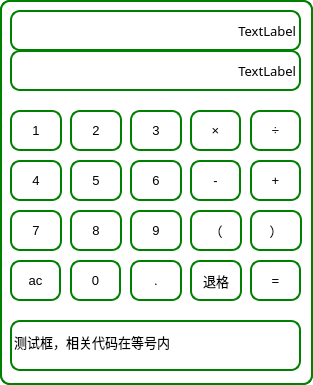
First picture: the form in mainwindow.ui, repository hoixding/-, before the edit.
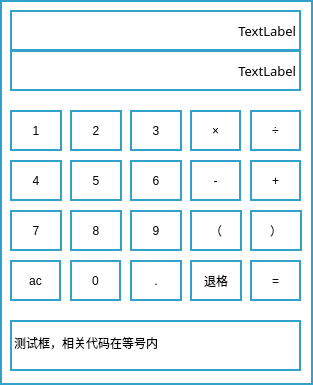
Second picture: the form after the edit.

Commit message: 修正小数点按键功能，尝试调整ui界面，恢复结果放大功能

```diff
--- a/mainwindow.ui
+++ b/mainwindow.ui
@@ -18,10 +18,10 @@
   </property>
   <property name="styleSheet">
    <string notr="true">background-color:white;
-border:2px solid green;
-border-radius:10px;
+border:2px solid rgb(51, 161, 201);
+border-radius:0px;
 
-font:10pt;</string>
+</string>
   </property>
   <widget class="QWidget" name="centralwidget">
    <widget class="QPushButton" name="B4">
@@ -34,11 +34,7 @@
      </rect>
     </property>
     <property name="styleSheet">
-     <string notr="true">background-color:white;
-border:2px solid green;
-border-radius:10px;
-
-font:10pt;</string>
+     <string notr="true"/>
     </property>
     <property name="text">
      <string>4</string>
@@ -54,11 +50,7 @@
      </rect>
     </property>
     <property name="styleSheet">
-     <string notr="true">background-color:white;
-border:2px solid green;
-border-radius:10px;
-
-font:10pt;</string>
+     <string notr="true"/>
     </property>
     <property name="text">
      <string>6</string>
@@ -74,11 +66,7 @@
      </rect>
     </property>
     <property name="styleSheet">
-     <string notr="true">background-color:white;
-border:2px solid green;
-border-radius:10px;
-
-font:10pt;</string>
+     <string notr="true"/>
     </property>
     <property name="text">
      <string>1</string>
@@ -94,11 +82,7 @@
      </rect>
     </property>
     <property name="styleSheet">
-     <string notr="true">background-color:white;
-border:2px solid green;
-border-radius:10px;
-
-font:10pt;</string>
+     <string notr="true"/>
     </property>
     <property name="text">
      <string>2</string>
@@ -114,11 +98,7 @@
      </rect>
     </property>
     <property name="styleSheet">
-     <string notr="true">background-color:white;
-border:2px solid green;
-border-radius:10px;
-
-font:10pt;</string>
+     <string notr="true"/>
     </property>
     <property name="text">
      <string>5</string>
@@ -134,11 +114,7 @@
      </rect>
     </property>
     <property name="styleSheet">
-     <string notr="true">background-color:white;
-border:2px solid green;
-border-radius:10px;
-
-font:10pt;</string>
+     <string notr="true"/>
     </property>
     <property name="text">
      <string>3</string>
@@ -154,11 +130,7 @@
      </rect>
     </property>
     <property name="styleSheet">
-     <string notr="true">background-color:white;
-border:2px solid green;
-border-radius:10px;
-
-font:10pt;</string>
+     <string notr="true"/>
     </property>
     <property name="text">
      <string>7</string>
@@ -174,11 +146,7 @@
      </rect>
     </property>
     <property name="styleSheet">
-     <string notr="true">background-color:white;
-border:2px solid green;
-border-radius:10px;
-
-font:10pt;</string>
+     <string notr="true"/>
     </property>
     <property name="text">
      <string>8</string>
@@ -194,11 +162,7 @@
      </rect>
     </property>
     <property name="styleSheet">
-     <string notr="true">background-color:white;
-border:2px solid green;
-border-radius:10px;
-
-font:10pt;</string>
+     <string notr="true"/>
     </property>
     <property name="text">
      <string>9</string>
@@ -253,11 +217,7 @@
      </rect>
     </property>
     <property name="styleSheet">
-     <string notr="true">background-color:white;
-border:2px solid green;
-border-radius:10px;
-
-font:10pt;</string>
+     <string notr="true"/>
     </property>
     <property name="text">
      <string>×</string>
@@ -276,11 +236,7 @@
      <bool>true</bool>
     </property>
     <property name="styleSheet">
-     <string notr="true">background-color:white;
-border:2px solid green;
-border-radius:10px;
-
-font:10pt;</string>
+     <string notr="true"/>
     </property>
     <property name="text">
      <string>+</string>
@@ -296,11 +252,7 @@
      </rect>
     </property>
     <property name="styleSheet">
-     <string notr="true">background-color:white;
-border:2px solid green;
-border-radius:10px;
-
-font:10pt;</string>
+     <string notr="true"/>
     </property>
     <property name="text">
      <string>-</string>
@@ -316,11 +268,7 @@
      </rect>
     </property>
     <property name="styleSheet">
-     <string notr="true">background-color:white;
-border:2px solid green;
-border-radius:10px;
-
-font:10pt;</string>
+     <string notr="true"/>
     </property>
     <property name="text">
      <string>÷</string>
@@ -336,11 +284,7 @@
      </rect>
     </property>
     <property name="styleSheet">
-     <string notr="true">background-color:white;
-border:2px solid green;
-border-radius:10px;
-
-font:10pt;</string>
+     <string notr="true"/>
     </property>
     <property name="text">
      <string>ac</string>
@@ -406,11 +350,7 @@
      </rect>
     </property>
     <property name="styleSheet">
-     <string notr="true">background-color:white;
-border:2px solid green;
-border-radius:10px;
-
-font:10pt;</string>
+     <string notr="true"/>
     </property>
     <property name="text">
      <string>）</string>
@@ -426,11 +366,7 @@
      </rect>
     </property>
     <property name="styleSheet">
-     <string notr="true">background-color:white;
-border:2px solid green;
-border-radius:10px;
-
-font:10pt;</string>
+     <string notr="true"/>
     </property>
     <property name="text">
      <string>（</string>
```
The commit also changes 3 other files.
